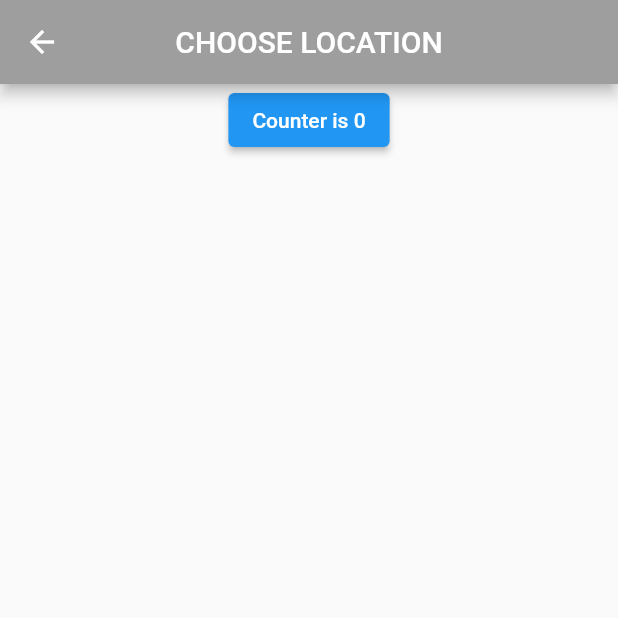
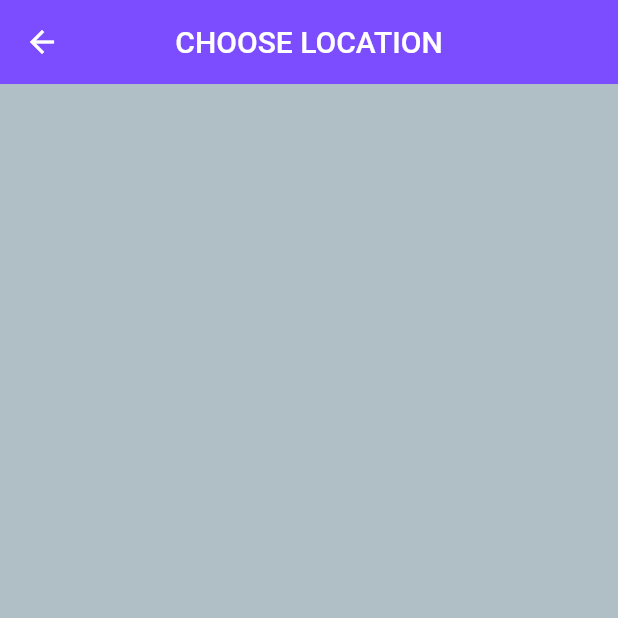
Before and after one commit to AaryanParpyani/lab-10_2-ce085, a Flutter app: the ChooseLocation screen opened by its route, on a phone screen of 412 x 824 dp, the top half of it. Run offline on Flutter 3.47's test engine with Material 2 defaults, Android fonts, the phone set to English and light mode, and no system bars; our stand-ins replace flutter_spinkit; network calls fail.

Commit message:
lab 11 completed

```diff
--- a/lib/pages/choose_location.dart
+++ b/lib/pages/choose_location.dart
@@ -1,38 +1,35 @@
 import 'package:flutter/material.dart';
-
 class ChooseLocation extends StatefulWidget {
-  const ChooseLocation({Key? key}) : super(key: key);
-
+// const ChooseLocation({Key? key}) : super(key: key);
   @override
   State<ChooseLocation> createState() => _ChooseLocationState();
 }
+class _ChooseLocationState extends State<ChooseLocation> {
+  int counter = 0;
 
-class _ChooseLocationState extends State<ChooseLocation> {
-
-
-  var counter = 0;
   @override
   Widget build(BuildContext context) {
-    print("BUILD FUNCTION RUN IN CHOOSE LOCATION Counter = $counter");
+// print('BUILD FUNCTION RUN IN CHOOSE LOCATION...');
     return Scaffold(
+      backgroundColor: Colors.blueGrey[200],
+// when we come/route from different screen IN APPBAR FLUTTER WILL DEFAULTLY
+// PLACED "BACK ARROW <- .....
       appBar: AppBar(
-          title: const Text("CHOOSE LOCATION"),
-          backgroundColor: Colors.grey,
+        backgroundColor: Colors.deepPurpleAccent,
+        title: Text('CHOOSE LOCATION'),
         centerTitle: true,
+        elevation: 0,
       ),
-        body: Center(
-          child: Column(
-            children: [
-              ElevatedButton(
+/*
+body: ElevatedButton(
 onPressed: () {
 setState(() {
-                    counter++;
+counter += 1;
 });
 },
-                child: Text("Counter is $counter"),
-              )
-            ],
+child: Text('COUNTER IS : $counter'),
 ),
-        ));
+*/
+    );
   }
 }
```
Lines whose indentation alone changed are shown as unchanged.
